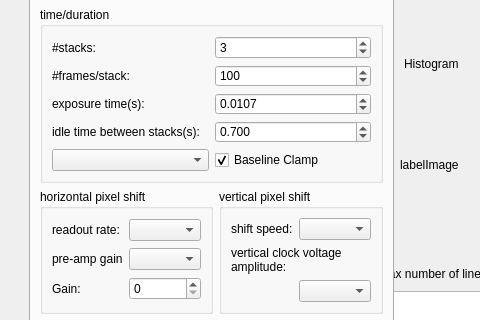
HolyLab/Imagine, file imagine.ui: the form before one commit; both pictures show x 0 to 480 and y 234 to 554 of the 763 by 643 pixel window.
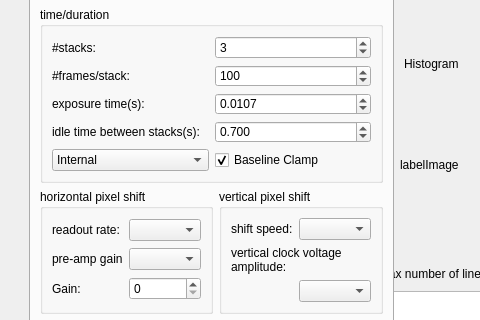
The form after the commit. The open tabs and pages were chosen to show the change. Icons and pictures are not drawn. Custom widgets are drawn as their Qt base class.

Commit message: now trigger mode is supported in preset

What changed in the file:
```diff
--- a/imagine.ui
+++ b/imagine.ui
@@ -257,7 +257,21 @@
               <number>6</number>
              </property>
              <item row="4" column="0">
-              <widget class="QComboBox" name="comboBoxTriggerMode"/>
+              <widget class="QComboBox" name="comboBoxTriggerMode">
+               <property name="currentIndex">
+                <number>1</number>
+               </property>
+               <item>
+                <property name="text">
+                 <string>External Start</string>
+                </property>
+               </item>
+               <item>
+                <property name="text">
+                 <string>Internal</string>
+                </property>
+               </item>
+              </widget>
              </item>
              <item row="4" column="1">
               <widget class="QCheckBox" name="cbBaseLineClamp">
```
The commit also changes 2 other files.
